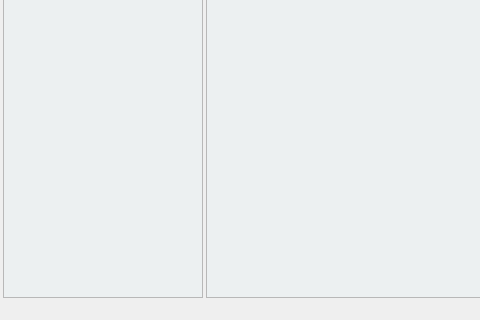
Old version of the form mainwindow.ui in the repository Phylian/nodescript-editor; both pictures show x 0 to 480 and y 280 to 600 of the 800 by 600 pixel window.
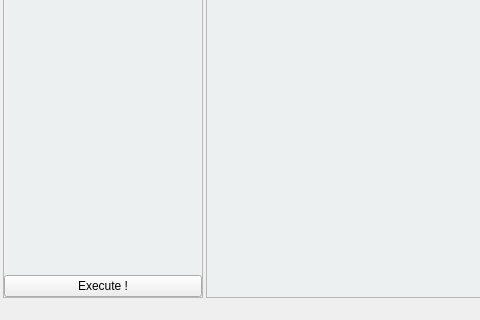
New version of the form. Custom widgets are drawn as their Qt base class.

The edit to the form file:
```diff
--- a/mainwindow.ui
+++ b/mainwindow.ui
@@ -114,7 +114,7 @@
             <x>0</x>
             <y>0</y>
             <width>198</width>
-            <height>530</height>
+            <height>503</height>
            </rect>
           </property>
           <property name="styleSheet">
@@ -157,6 +157,13 @@
          </widget>
         </widget>
        </item>
+       <item>
+        <widget class="QPushButton" name="pushButton">
+         <property name="text">
+          <string>Execute !</string>
+         </property>
+        </widget>
+       </item>
       </layout>
      </widget>
     </item>
```
